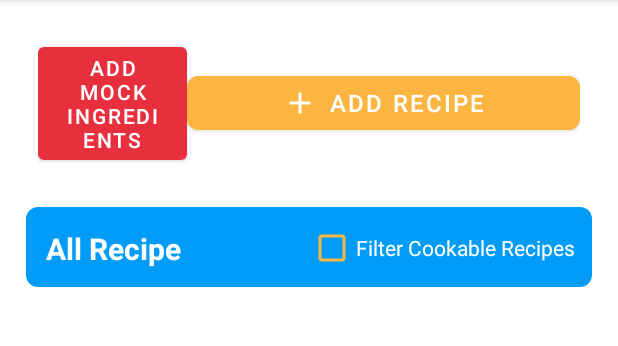
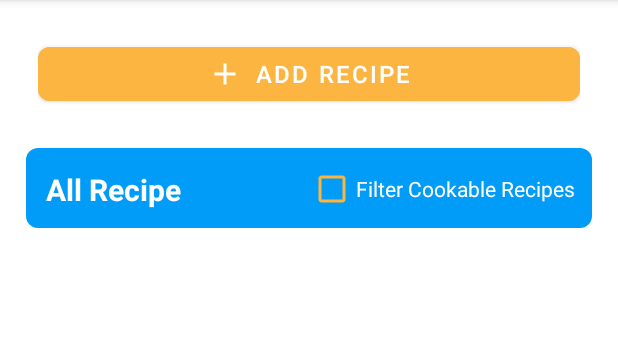
Before and after one commit to AndyLiuCodes/MagicPantry, an Android app: the fragment RecipesFragment shown on its own in the app's theme, on a phone screen of 412 x 824 dp, the part 84-430 px from its top. Run offline under Robolectric (Android 15) with nearby library versions, the phone set to English and light mode, and no system bars; our stand-ins replace Room's generated code; pictures from the network do not load.

Commit message:
refactor: remove DB tests for adding recipeItems to Recipe

```diff
--- a/app/src/main/java/com/ala158/magicpantry/arrayAdapter/IngredientListAddAdapter.kt
+++ b/app/src/main/java/com/ala158/magicpantry/arrayAdapter/IngredientListAddAdapter.kt
@@ -1,7 +1,6 @@
 package com.ala158.magicpantry.arrayAdapter
 
 import android.content.Context
-import android.util.Log
 import android.view.View
 import android.view.ViewGroup
 import android.widget.BaseAdapter
--- a/app/src/main/java/com/ala158/magicpantry/ui/ingredientlistadd/IngredientListAddActivity.kt
+++ b/app/src/main/java/com/ala158/magicpantry/ui/ingredientlistadd/IngredientListAddActivity.kt
@@ -1,11 +1,10 @@
 package com.ala158.magicpantry.ui.ingredientlistadd
 
-import androidx.appcompat.app.AppCompatActivity
 import android.os.Bundle
-import android.util.Log
 import android.widget.Button
 import android.widget.ListView
 import android.widget.TextView
+import androidx.appcompat.app.AppCompatActivity
 import com.ala158.magicpantry.R
 import com.ala158.magicpantry.Util
 import com.ala158.magicpantry.arrayAdapter.IngredientListAddAdapter
@@ -89,7 +88,6 @@ class IngredientListAddActivity : AppCompatActivity() {
             var shoppingListItem: ShoppingListItem
             var recipeItem: RecipeItem
             var ingredient: Ingredient
-            Log.d("ADD INGREDIENT", "onCreate: ingredients ${ingredients}")
             for (ingredientMap in ingredients) {
                 ingredient = ingredientMap.value
                 if (isIngredientAddShoppingList) {
--- a/app/src/main/java/com/ala158/magicpantry/ui/shoppinglist/ShoppingListFragment.kt
+++ b/app/src/main/java/com/ala158/magicpantry/ui/shoppinglist/ShoppingListFragment.kt
@@ -75,10 +75,7 @@ class ShoppingListFragment : Fragment(), ShoppingListArrayAdapter.OnChangeShoppi
         addIngredientsButton.setOnClickListener {
             val intent = Intent(requireActivity(), IngredientListAddActivity::class.java)
             val bundle = Bundle()
-            // TODO: Swap this back to INGREDIENT_ADD_SHOPPING_LIST
-            bundle.putInt(Util.INGREDIENT_ADD_LIST, Util.INGREDIENT_ADD_RECIPE)
-            // TODO: When using the recipe, position will be passed instead
-            bundle.putInt(Util.INGREDIENT_ADD_LIST_RECIPE_POSITION, 0)
+            bundle.putInt(Util.INGREDIENT_ADD_LIST, Util.INGREDIENT_ADD_SHOPPING_LIST)
             intent.putExtras(bundle)
             startActivity(intent)
         }
--- a/app/src/main/res/layout/fragment_recipes.xml
+++ b/app/src/main/res/layout/fragment_recipes.xml
@@ -19,13 +19,6 @@
             android:layout_height="wrap_content"
             android:orientation="horizontal"
             android:padding="10dp">
-
-            <Button
-                android:id="@+id/add_mock_ingredients"
-                android:layout_width="wrap_content"
-                android:layout_height="wrap_content"
-                android:layout_weight="12"
-                android:text="Add Mock Ingredients" />
 
             <com.google.android.material.button.MaterialButton
                 android:id="@+id/add_recipe"
```
Also changed, not shown: app/src/main/java/com/ala158/magicpantry/ui/recipes/RecipesFragment.kt (+6 -44 lines).
